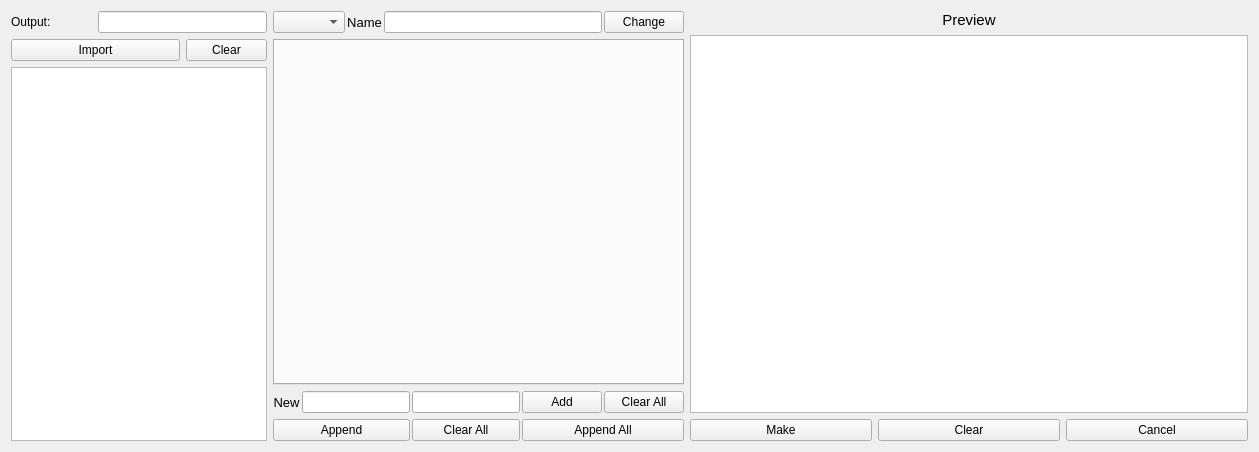
The window that ui/component.ui (Somhammer/ProtonTherapy) describes before a commit, drawn with Qt 5.
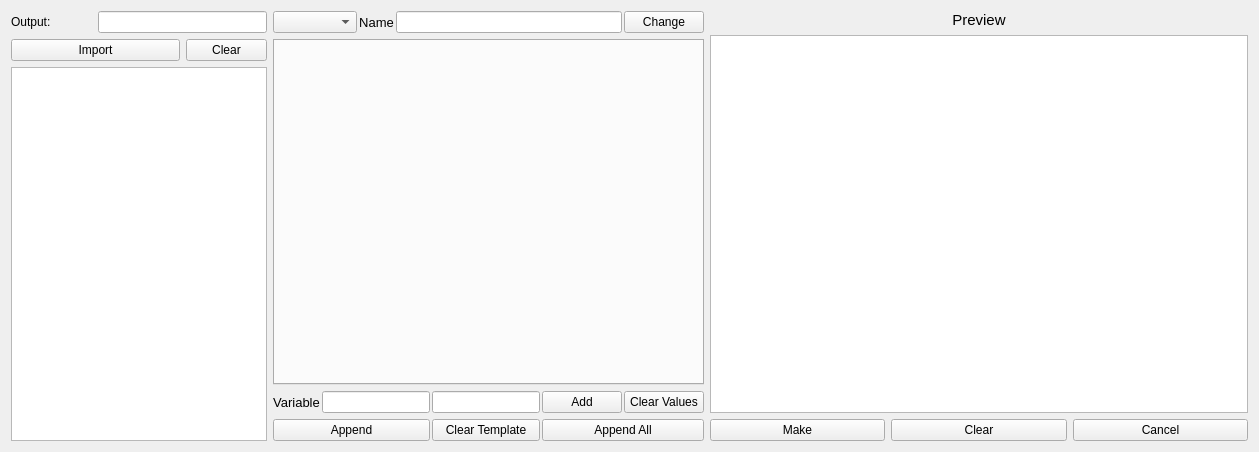
The same window after the commit. Icons and pictures are not drawn.

What changed in the file:
```diff
--- a/ui/component.ui
+++ b/ui/component.ui
@@ -93,7 +93,7 @@
         </font>
        </property>
        <property name="text">
-        <string>New</string>
+        <string>Variable</string>
        </property>
        <property name="alignment">
         <set>Qt::AlignCenter</set>
@@ -144,7 +144,7 @@
      <item row="2" column="8">
       <widget class="QPushButton" name="pushClearVals">
        <property name="text">
-        <string>Clear All</string>
+        <string>Clear Values</string>
        </property>
       </widget>
      </item>
@@ -196,7 +196,7 @@
      <item row="3" column="6">
       <widget class="QPushButton" name="pushClearAll">
        <property name="text">
-        <string>Clear All</string>
+        <string>Clear Template</string>
        </property>
       </widget>
      </item>
```
Left out of the diff: 2 changed lines with no effect on the pictures.
